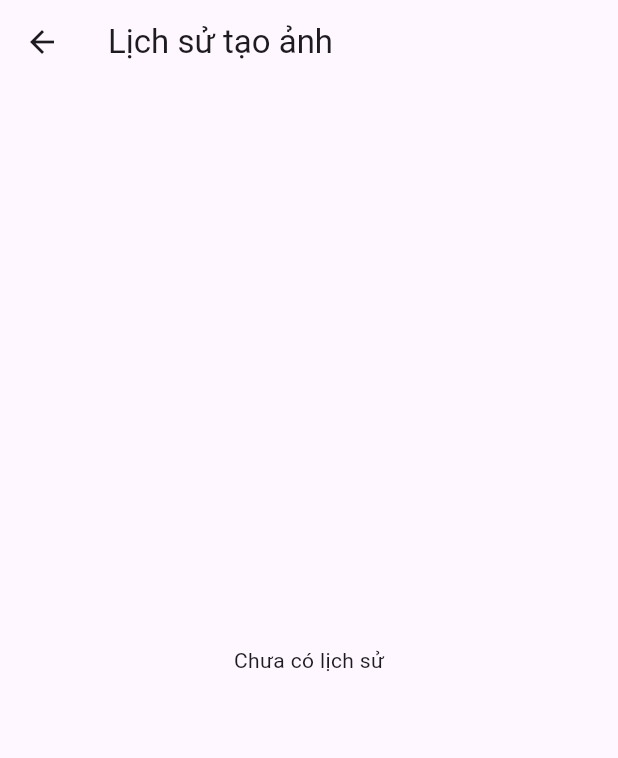
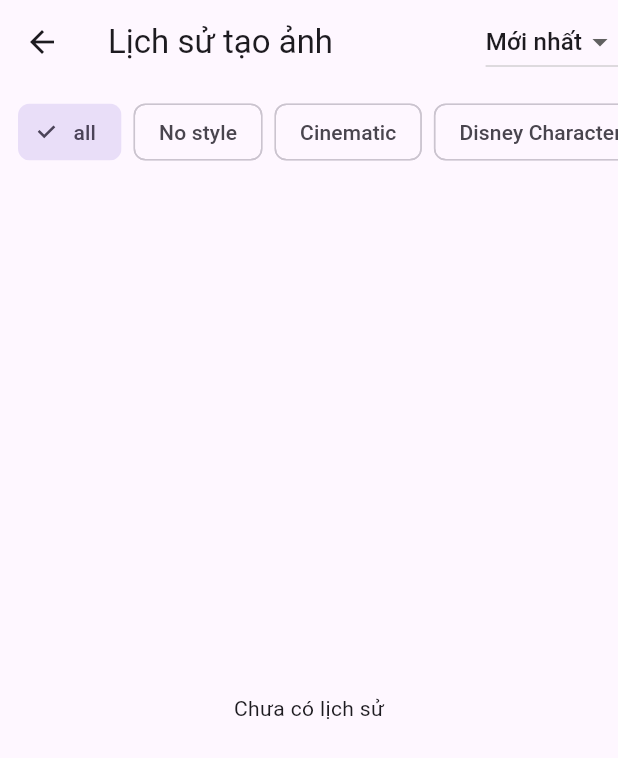
Before and after one commit to duong-sonnn/thuctap1, a Flutter app: the HistoryPage screen opened directly, on a phone screen of 412 x 824 dp. Shown: the top 758 px of the screen. Run offline on Flutter 3.47's test engine with Material 3 defaults, Android fonts, the light colour scheme and no system bars; our stand-ins replace cloud_firestore, firebase_auth, firebase_core, google_sign_in, permission_handler, share_plus and 1 more; missing offline and left inert: flutter_facebook_auth, flutter_image_gallery_saver; accounts and stored records are empty.

Commit message:
10h
xu ly xong lịch sử

```diff
--- a/lib/HistoryPage.dart
+++ b/lib/HistoryPage.dart
@@ -3,8 +3,30 @@ import 'package:cloud_firestore/cloud_firestore.dart';
 import 'package:firebase_auth/firebase_auth.dart';
 import 'image_actions.dart';
 
-class HistoryPage extends StatelessWidget {
+class HistoryPage extends StatefulWidget {
   const HistoryPage({super.key});
+
+  @override
+  State<HistoryPage> createState() => _HistoryPageState();
+}
+
+class _HistoryPageState extends State<HistoryPage> {
+  String _selectedCategory = 'all';
+  String _sortOrder = 'desc';
+  final List<String> _categories = [
+    'all',
+    'No style',
+    'Cinematic',
+    'Disney Character',
+    'Digital Art',
+    'Photographic',
+    'Fantasy art',
+    'Neonpunk',
+    'Enhance',
+    'Comic book',
+    'Lowpoly',
+    'Line art',
+  ];
 
   @override
   Widget build(BuildContext context) {
@@ -12,49 +34,150 @@ class HistoryPage extends StatelessWidget {
     if (user == null) {
       return const Center(child: Text('Bạn chưa đăng nhập'));
     }
-    final histRef = FirebaseFirestore.instance
+
+    Query<Map<String, dynamic>> histRef = FirebaseFirestore.instance
         .collection('users')
         .doc(user.uid)
         .collection('history')
-        .orderBy('createdAt', descending: true);
+        .orderBy('createdAt', descending: _sortOrder == 'desc');
+
+    if (_selectedCategory != 'all') {
+      histRef = histRef.where('style', isEqualTo: _selectedCategory);
+    }
 
     return Scaffold(
-      appBar: AppBar(title: const Text('Lịch sử tạo ảnh')),
-      body: StreamBuilder<QuerySnapshot>(
+      appBar: AppBar(
+        title: const Text('Lịch sử tạo ảnh'),
+        actions: [
+          DropdownButton<String>(
+            value: _sortOrder,
+            items: const [
+              DropdownMenuItem(value: 'desc', child: Text('Mới nhất')),
+              DropdownMenuItem(value: 'asc', child: Text('Cũ nhất')),
+            ],
+            onChanged: (value) {
+              if (value != null) {
+                setState(() {
+                  _sortOrder = value;
+                });
+              }
+            },
+          ),
+        ],
+      ),
+      body: Column(
+        children: [
+          SingleChildScrollView(
+            scrollDirection: Axis.horizontal,
+            child: Padding(
+              padding: const EdgeInsets.all(8.0),
+              child: Row(
+                children: _categories
+                    .map((category) => Padding(
+                          padding: const EdgeInsets.symmetric(horizontal: 4.0),
+                          child: ChoiceChip(
+                            label: Text(category),
+                            selected: _selectedCategory == category,
+                            onSelected: (selected) {
+                              if (selected) {
+                                setState(() {
+                                  _selectedCategory = category;
+                                });
+                              }
+                            },
+                          ),
+                        ))
+                    .toList(),
+              ),
+            ),
+          ),
+          Expanded(
+            child: StreamBuilder<QuerySnapshot>(
               stream: histRef.snapshots(),
               builder: (ctx, snap) {
-          if (snap.hasError) return Center(child: Text('Lỗi: ${snap.error}'));
-          if (!snap.hasData)
+                if (snap.hasError) {
+                  return Center(child: Text('Lỗi: ${snap.error}'));
+                }
+                if (!snap.hasData) {
                   return const Center(child: CircularProgressIndicator());
+                }
                 final docs = snap.data!.docs;
-          if (docs.isEmpty) return const Center(child: Text('Chưa có lịch sử'));
-          return ListView.builder(
+                if (docs.isEmpty) {
+                  return const Center(child: Text('Chưa có lịch sử'));
+                }
+                return GridView.builder(
+                  padding: const EdgeInsets.all(8),
+                  gridDelegate: const SliverGridDelegateWithFixedCrossAxisCount(
+                    crossAxisCount: 2,
+                    crossAxisSpacing: 8,
+                    mainAxisSpacing: 8,
+                    childAspectRatio: 1,
+                  ),
                   itemCount: docs.length,
                   itemBuilder: (ctx, i) {
                     final data = docs[i].data() as Map<String, dynamic>;
                     final urls = List<String>.from(data['imageUrls'] ?? []);
-              return Card(
-                margin: const EdgeInsets.symmetric(vertical: 8, horizontal: 12),
-                child: ExpansionTile(
-                  title: Text(data['prompt'] ?? ''),
-                  subtitle: Text((data['createdAt'] as Timestamp?)
-                          ?.toDate()
-                          .toLocal()
-                          .toString() ??
-                      ''),
+                    return GestureDetector(
+                      onTap: () => _showImageDetails(context, data, urls),
+                      child: Card(
+                        clipBehavior: Clip.antiAlias,
+                        child: Image.network(
+                          urls.first,
+                          fit: BoxFit.cover,
+                          errorBuilder: (context, error, stackTrace) =>
+                              const Icon(Icons.error),
+                        ),
+                      ),
+                    );
+                  },
+                );
+              },
+            ),
+          ),
+        ],
+      ),
+    );
+  }
+
+  void _showImageDetails(BuildContext context, Map<String, dynamic> data, List<String> urls) {
+    showModalBottomSheet(
+      context: context,
+      isScrollControlled: true,
+      builder: (ctx) => DraggableScrollableSheet(
+        initialChildSize: 0.9,
+        minChildSize: 0.5,
+        maxChildSize: 0.95,
+        expand: false,
+        builder: (context, scrollController) => SingleChildScrollView(
+          controller: scrollController,
+          child: Padding(
+            padding: const EdgeInsets.all(16.0),
+            child: Column(
+              crossAxisAlignment: CrossAxisAlignment.start,
               children: [
+                Text(
+                  data['prompt'] ?? '',
+                  style: Theme.of(context).textTheme.titleLarge,
+                ),
+                const SizedBox(height: 8),
+                Text(
+                  (data['createdAt'] as Timestamp?)?.toDate().toLocal().toString() ?? '',
+                  style: Theme.of(context).textTheme.bodySmall,
+                ),
+                const SizedBox(height: 16),
                 SizedBox(
                   height: 200,
                   child: GridView.count(
                     crossAxisCount: urls.length == 4 ? 2 : 1,
+                    crossAxisSpacing: 8,
+                    mainAxisSpacing: 8,
                     children: urls
                         .map((u) => Image.network(u, fit: BoxFit.cover))
                         .toList(),
-                        )),
-                    Padding(
-                      padding: const EdgeInsets.symmetric(
-                          horizontal: 16, vertical: 8),
-                      child: Row(
+                  ),
+                ),
+                const SizedBox(height: 16),
+                Row(
                   mainAxisAlignment: MainAxisAlignment.end,
                   children: [
                     TextButton.icon(
@@ -63,9 +186,7 @@ class HistoryPage extends StatelessWidget {
                       onPressed: () async {
                         final count = await ImageActions.saveImages(urls);
                         ScaffoldMessenger.of(context).showSnackBar(
-                                SnackBar(
-                                    content: Text(
-                                        'Đã lưu $count/${urls.length} ảnh')),
+                          SnackBar(content: Text('Đã lưu $count/${urls.length} ảnh')),
                         );
                       },
                     ),
@@ -74,19 +195,15 @@ class HistoryPage extends StatelessWidget {
                       icon: const Icon(Icons.share),
                       label: const Text('Chia sẻ'),
                       onPressed: () {
-                              ImageActions.shareImages(
-                                  urls, data['prompt'] ?? '');
+                        ImageActions.shareImages(urls, data['prompt'] ?? '');
                       },
                     ),
                   ],
                 ),
-                    )
               ],
             ),
-              );
-            },
-          );
-        },
+          ),
+        ),
       ),
     );
   }
```
Lines whose indentation alone changed are shown as unchanged.
